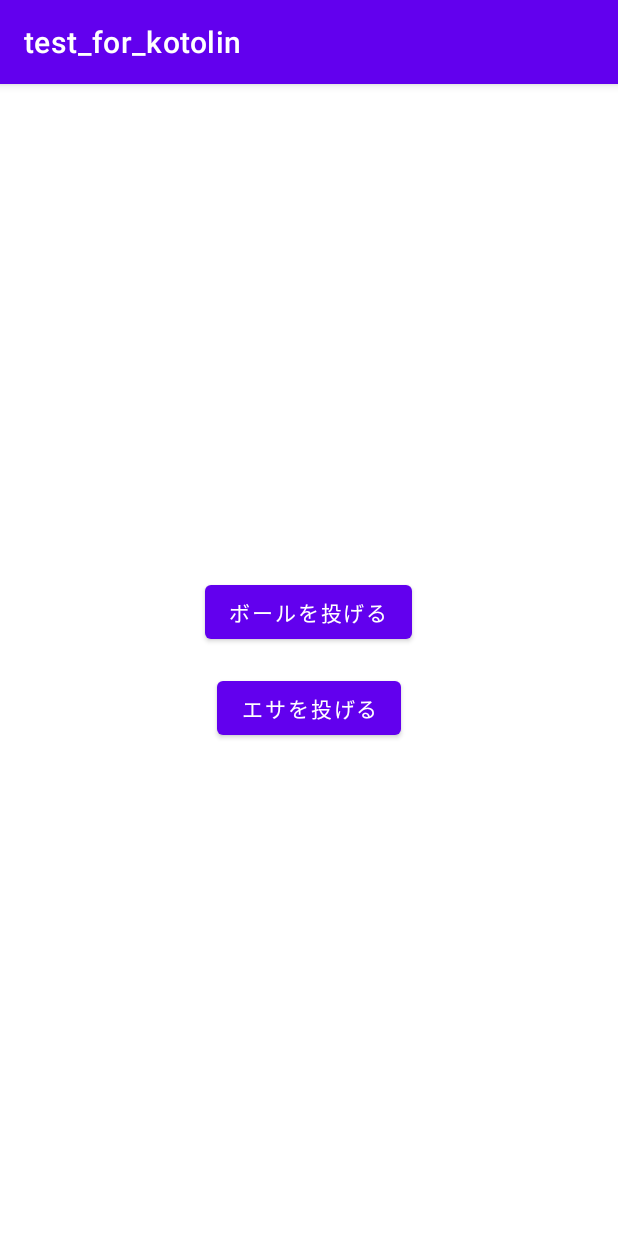
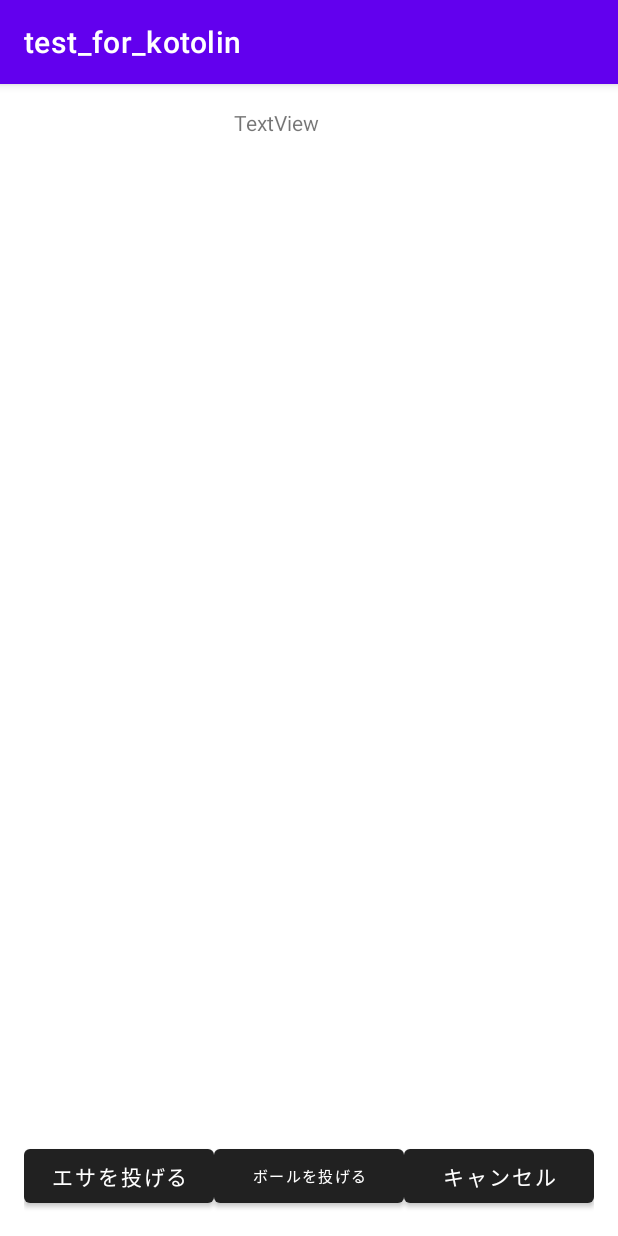
Before and after one commit to daiki-shiroma/test_for_kotlin, an Android app: the screen it shows after launch (MainActivity), on a phone screen of 412 x 824 dp. Run offline under Robolectric (Android 15) with nearby library versions, the phone set to English and light mode, and no system bars.

Commit message:
UIを変更した

```diff
--- a/app/src/main/java/com/example/test_for_kotolin/MainActivity.kt
+++ b/app/src/main/java/com/example/test_for_kotolin/MainActivity.kt
@@ -5,7 +5,7 @@ import android.os.Bundle
 import android.widget.Button
 import androidx.appcompat.app.AppCompatActivity
 
-class MainActivity : AppCompatActivity() { // または ComponentActivity, 用途に応じて
+class MainActivity : AppCompatActivity() {
     override fun onCreate(savedInstanceState: Bundle?) {
         super.onCreate(savedInstanceState)
         setContentView(R.layout.activity_main)
--- a/app/src/main/java/com/example/test_for_kotolin/ThrowBallActivity.kt
+++ b/app/src/main/java/com/example/test_for_kotolin/ThrowBallActivity.kt
@@ -2,10 +2,33 @@ package com.example.test_for_kotolin
 
 import android.os.Bundle
 import androidx.appcompat.app.AppCompatActivity
+import android.view.GestureDetector
+import android.view.MotionEvent
+import androidx.core.view.GestureDetectorCompat
 
-class ThrowBallActivity : AppCompatActivity() {
+abstract class ThrowBallActivity : AppCompatActivity(), GestureDetector.OnGestureListener {
+
+    private lateinit var gestureDetector: GestureDetectorCompat
+
     override fun onCreate(savedInstanceState: Bundle?) {
         super.onCreate(savedInstanceState)
         setContentView(R.layout.activity_throw_ball)
+        gestureDetector = GestureDetectorCompat(this, this)
     }
+
+    override fun onTouchEvent(event: MotionEvent): Boolean {
+        gestureDetector.onTouchEvent(event)
+        return super.onTouchEvent(event)
+    }
+
+    override fun onDown(event: MotionEvent): Boolean {
+        return true
+    }
+
+    fun onFling(event1: MotionEvent, event2: MotionEvent, velocityX: Float, velocityY: Float): Boolean {
+        // フリック動作でボールを投げるロジックをここに実装
+        return true
+    }
+
+    // 他のGestureDetector.OnGestureListenerメソッド...
 }
--- a/app/src/main/res/layout/activity_main.xml
+++ b/app/src/main/res/layout/activity_main.xml
@@ -1,21 +1,59 @@
 <?xml version="1.0" encoding="utf-8"?>
-<LinearLayout xmlns:android="http://schemas.android.com/apk/res/android"
+<LinearLayout
+    xmlns:android="http://schemas.android.com/apk/res/android"
     android:layout_width="match_parent"
     android:layout_height="match_parent"
     android:orientation="vertical"
     android:gravity="center"
     android:padding="16dp">
 
-    <Button
-        android:id="@+id/button_throw_ball"
-        android:layout_width="wrap_content"
+    <TextView
+        android:id="@+id/textView"
+        android:layout_width="100dp"
         android:layout_height="wrap_content"
-        android:text="ボールを投げる" />
+        android:text="TextView" />
 
-    <Button
-        android:id="@+id/button_feed"
-        android:layout_width="wrap_content"
+    <ScrollView
+        android:layout_width="match_parent"
         android:layout_height="wrap_content"
-        android:text="エサを投げる"
-        android:layout_marginTop="16dp"/>
+        android:layout_weight="1">
+
+        <LinearLayout
+            android:layout_width="match_parent"
+            android:layout_height="match_parent"
+            android:orientation="vertical">
+            <!-- 中身 -->
+
+        </LinearLayout>
+    </ScrollView>
+
+    <LinearLayout
+        android:layout_width="match_parent"
+        android:layout_height="wrap_content"
+        android:gravity="center"
+        android:orientation="horizontal"
+        android:theme="@style/ImportantButtonStyle">
+
+        <Button
+            android:id="@+id/button_feed"
+            android:layout_width="match_parent"
+            android:layout_height="wrap_content"
+            android:layout_weight="1"
+            android:text="エサを投げる"
+            android:theme="@style/ImportantButtonStyle"/>
+        <Button
+            android:id="@+id/button_throw_ball"
+            android:layout_width="match_parent"
+            android:layout_height="wrap_content"
+            android:layout_weight="1"
+            android:textSize="10dp"
+            android:text="ボールを投げる"/>
+
+        <Button
+            android:id="@+id/button_cancel"
+            android:layout_width="match_parent"
+            android:layout_height="wrap_content"
+            android:layout_weight="1"
+            android:text="キャンセル"/>
+    </LinearLayout>
 </LinearLayout>
--- a/app/src/main/res/values/colors.xml
+++ b/app/src/main/res/values/colors.xml
@@ -7,4 +7,7 @@
     <color name="teal_700">#FF018786</color>
     <color name="black">#FF000000</color>
     <color name="white">#FFFFFFFF</color>
+    <color name="importantButtonNormal" >#FFFFFFFF</color>
+    <color name="importantButtonHighLight" >#FF03DAC5</color>
+    <color name="importantButtonTextColor" >#FF000000</color>
 </resources>
--- /dev/null
+++ b/app/src/main/res/values/styles.xml
@@ -0,0 +1,8 @@
+<?xml version="1.0" encoding="utf-8"?>
+<resources>
+    <style name="ImportantButtonStyle" parent="Theme.AppCompat">
+        <item name="colorButtonNormal">@color/importantButtonNormal</item>
+        <item name="colorControlHighlight">@color/importantButtonHighLight</item>
+        <item name="android:textColor">@color/importantButtonTextColor</item>
+    </style>
+</resources>
```
